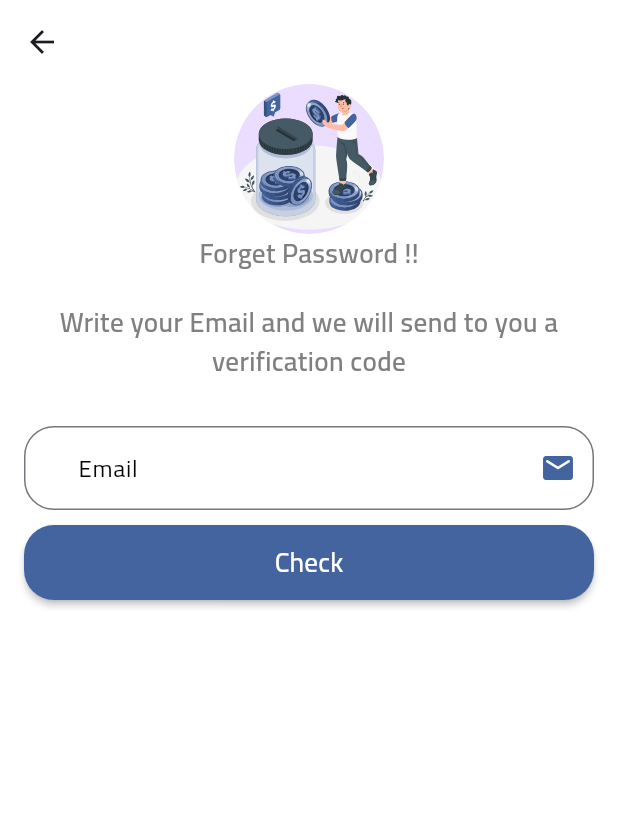
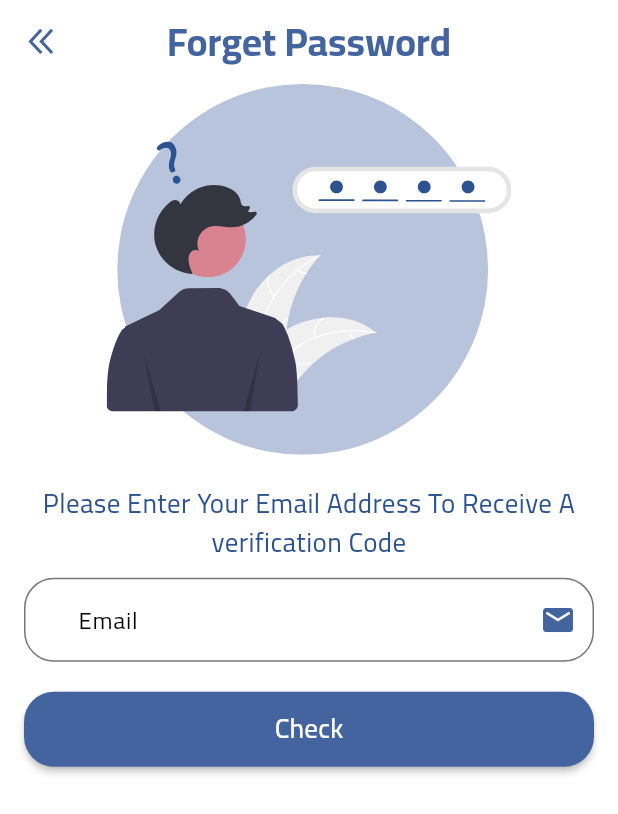
Before and after one commit to YousefHassan52/dentalmatching, a Flutter app: the CheckEmailForForgetPasswordScreen screen opened by its route, on a phone screen of 412 x 824 dp. Shown: the top 814 px of the screen. Run offline on Flutter 3.47's test engine with Material 3 defaults, Android fonts, the light colour scheme and no system bars; our stand-ins replace connectivity_plus, dartz, flutter_svg, get, lottie, otp_text_field and 1 more; accounts and stored records are empty.

Commit message:
forget password ui v1

```diff
--- a/lib/core/constants/colors.dart
+++ b/lib/core/constants/colors.dart
@@ -3,6 +3,6 @@ import 'package:flutter/material.dart';
 class AppColors {
   static const Color mainColor = Color(0xFF4464A0);
   static const Color blueTextColor = Color(0xff2C5390);
-  static const Color blueLightTextColor = Color(0xff5E94C3);
+  static const Color blueLightTextColor = Color(0xff2C5390);
   static const Color greyTextColor = Color(0xFF808080);
 }
--- a/lib/core/constants/styles.dart
+++ b/lib/core/constants/styles.dart
@@ -4,6 +4,8 @@ import 'package:flutter/material.dart';
 abstract class Styles {
   static const TextStyle extraLargetitle = TextStyle(
       color: AppColors.mainColor, fontWeight: FontWeight.w700, fontSize: 42);
+  static const TextStyle largetitle = TextStyle(
+      color: AppColors.mainColor, fontWeight: FontWeight.w700, fontSize: 26);
 
   static const TextStyle textStyle16 = TextStyle(
       color: AppColors.greyTextColor,
@@ -11,4 +13,9 @@ abstract class Styles {
       fontSize: 18);
   static const TextStyle textStyle16White =
       TextStyle(color: Colors.white, fontWeight: FontWeight.w600, fontSize: 16);
+
+  static const TextStyle textStyle16LightBlue = TextStyle(
+      color: AppColors.blueLightTextColor,
+      fontWeight: FontWeight.w400,
+      fontSize: 18);
 }
--- a/lib/features/common_faetures/forget_password/check_email/view/check_email_for_forget.dart
+++ b/lib/features/common_faetures/forget_password/check_email/view/check_email_for_forget.dart
@@ -18,31 +18,38 @@ class CheckEmailForForgetPasswordScreen extends StatelessWidget {
     return Scaffold(
       backgroundColor: Colors.white,
       appBar: AppBar(
+        centerTitle: true,
+        leading: IconButton(
+            icon: SvgPicture.asset("assets/svg/double_back_button.svg"),
+            onPressed: () {}),
+        title: const Text(
+          "Forget Password",
+          style: Styles.largetitle,
+        ),
         backgroundColor: Colors.white,
       ),
       body: Container(
         padding: const EdgeInsets.symmetric(horizontal: 16),
         width: double.infinity,
+        color: Colors.white,
         child: SingleChildScrollView(
           child: Form(
             key: externalController.formKey,
             child: Column(
               crossAxisAlignment: CrossAxisAlignment.center,
               children: [
-                ClipOval(
-                    child: CircleAvatar(
-                        radius: 50,
-                        child: SvgPicture.asset("assets/svg/save_money.svg"))),
+                SvgPicture.asset(
+                  "assets/svg/check_email.svg",
+                  height: Get.height * 0.3,
+                ),
+                const SizedBox(
+                  height: 20,
+                ),
                 const Text(
-                  "Forget Password !!",
-                  style: Styles.textStyle16,
+                  "Please Enter Your Email Address To Receive A verification Code ",
+                  style: Styles.textStyle16LightBlue,
+                  textAlign: TextAlign.center,
                 ),
-                Container(
-                    margin: const EdgeInsets.symmetric(vertical: 20),
-                    child: const AuthWelcomeText(
-                      welcomeText:
-                          "Write your Email and we will send to you a verification code",
-                    )),
                 AuthTextFormField(
                   validator: (value) {
                     return AppValidator.textFormFieldValidator(value!, "email");
@@ -52,11 +59,17 @@ class CheckEmailForForgetPasswordScreen extends StatelessWidget {
                   fieldController: externalController.emailController,
                   keyboardType: TextInputType.emailAddress,
                 ),
+                const SizedBox(
+                  height: 10,
+                ),
                 AuthButton(
                     buttonText: "Check",
                     onTap: () {
                       externalController.checkEmail();
                     }),
+                const SizedBox(
+                  height: 20,
+                ),
               ],
             ),
           ),
```
Also changed, not shown: lib/features/common_faetures/forget_password/reset_password/view/reset_password_screen.dart (+19 -12 lines), lib/features/common_faetures/forget_password/verify_email_code_for_forget/view/verify_forget_password_code_screen.dart (+21 -11 lines), assets/svg/check_email.svg (added), assets/svg/double_back_button.svg (added), assets/svg/reset_password.svg (added), assets/svg/verify_email.svg (added).
